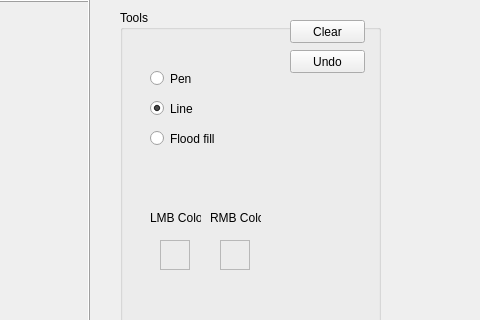
The window that paint.ui (RafikFafik/miniGimp) describes before a commit, drawn with Qt 5; both pictures show x 410 to 890 and y 0 to 320 of the 1000 by 500 pixel window.
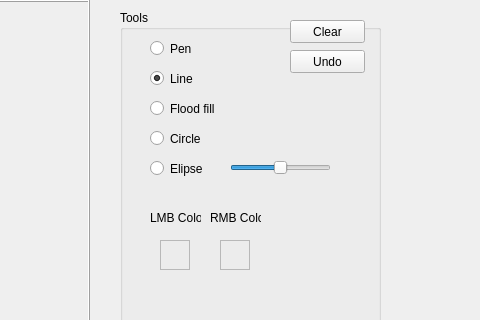
The same window after the commit.

Commit message: circle + elipse

```diff
--- a/paint.ui
+++ b/paint.ui
@@ -45,7 +45,7 @@
     <property name="geometry">
      <rect>
       <x>30</x>
-      <y>90</y>
+      <y>60</y>
       <width>82</width>
       <height>17</height>
      </rect>
@@ -74,7 +74,7 @@
     <property name="geometry">
      <rect>
       <x>30</x>
-      <y>60</y>
+      <y>30</y>
       <width>82</width>
       <height>17</height>
      </rect>
@@ -100,7 +100,7 @@
     <property name="geometry">
      <rect>
       <x>30</x>
-      <y>120</y>
+      <y>90</y>
       <width>82</width>
       <height>17</height>
      </rect>
@@ -135,6 +135,54 @@
      <string>RMB Color</string>
     </property>
    </widget>
+   <widget class="QRadioButton" name="circle">
+    <property name="geometry">
+     <rect>
+      <x>30</x>
+      <y>120</y>
+      <width>82</width>
+      <height>17</height>
+     </rect>
+    </property>
+    <property name="text">
+     <string>Circle</string>
+    </property>
+   </widget>
+   <widget class="QRadioButton" name="elipse">
+    <property name="geometry">
+     <rect>
+      <x>30</x>
+      <y>150</y>
+      <width>82</width>
+      <height>17</height>
+     </rect>
+    </property>
+    <property name="text">
+     <string>Elipse</string>
+    </property>
+   </widget>
+   <widget class="QSlider" name="verticles">
+    <property name="geometry">
+     <rect>
+      <x>110</x>
+      <y>150</y>
+      <width>101</width>
+      <height>16</height>
+     </rect>
+    </property>
+    <property name="minimum">
+     <number>5</number>
+    </property>
+    <property name="maximum">
+     <number>55</number>
+    </property>
+    <property name="value">
+     <number>30</number>
+    </property>
+    <property name="orientation">
+     <enum>Qt::Horizontal</enum>
+    </property>
+   </widget>
   </widget>
   <widget class="QFrame" name="bg_color">
    <property name="geometry">
```
The commit also changes 6 other files.
